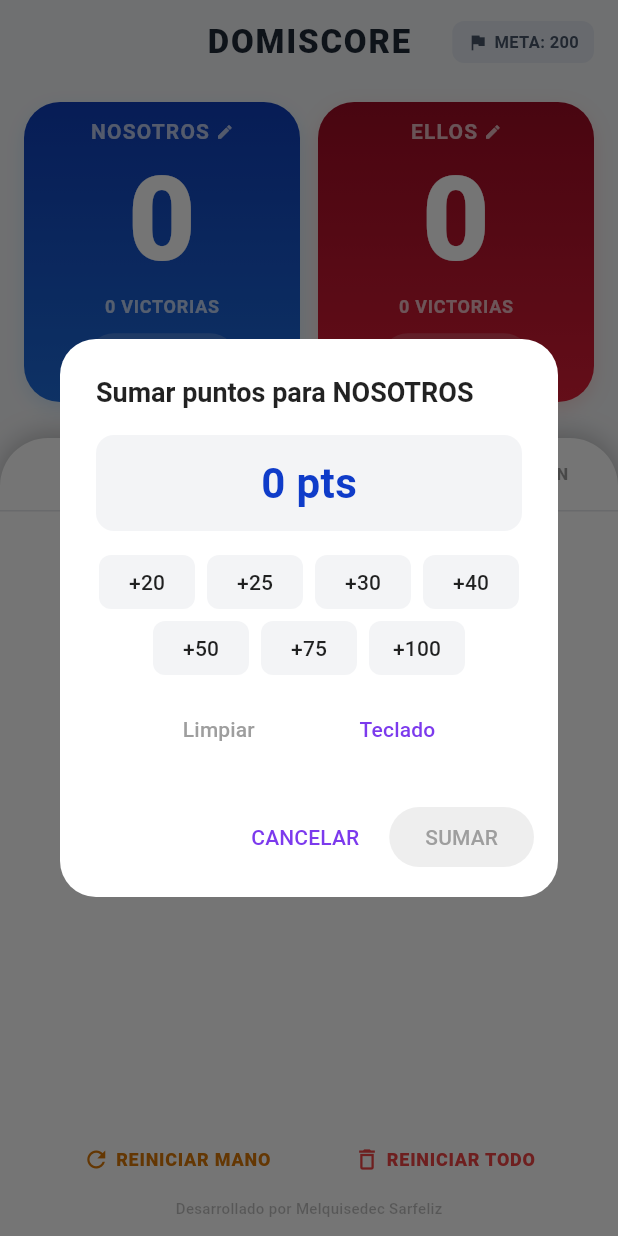
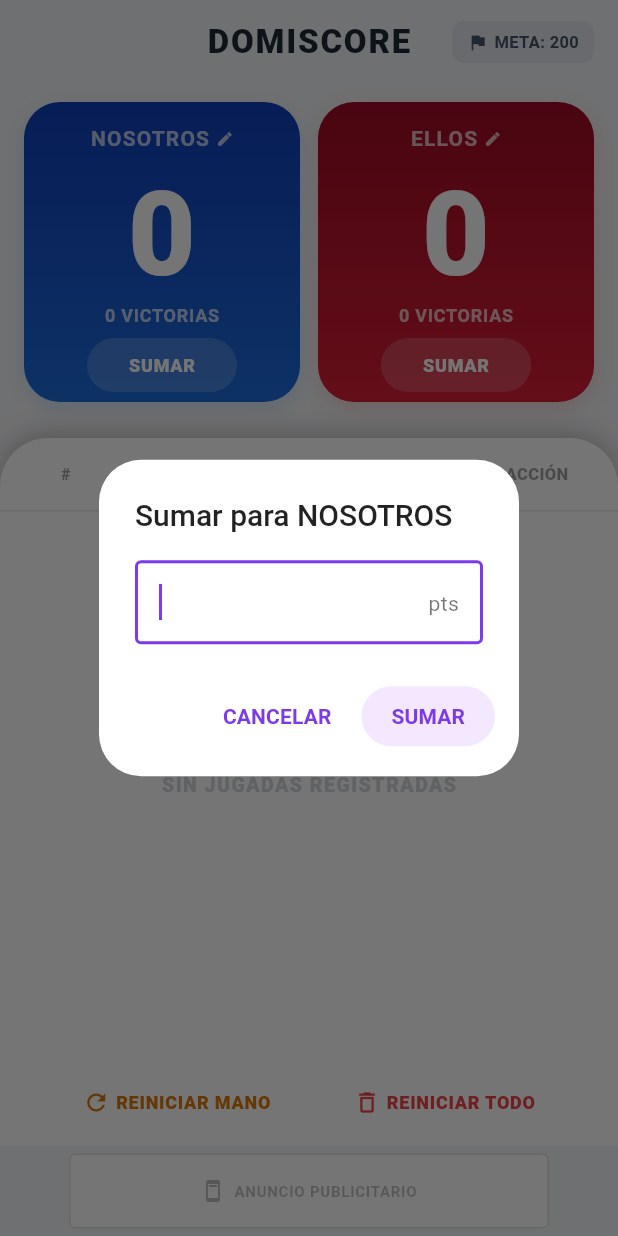
Before and after one commit to Phamton140/domiscore, a Flutter app: the screen it shows after launch, after a tap on "SUMAR", on a phone screen of 412 x 824 dp. Run offline on Flutter 3.47's test engine with Material 3 defaults, Android fonts, the phone set to English and light mode, and no system bars; our stand-ins replace shared_preferences.

Commit message:
Implement win dialog with trophy and gradient background, 3-sec vibration loop, outlined score entry dialog with auto-focus keyboard, expanded click areas, removed signature and relocated ad banner container

```diff
--- a/lib/main.dart
+++ b/lib/main.dart
@@ -158,15 +158,15 @@ class _ScoreScreenState extends State<ScoreScreen> {
     }
   }
 
-  // Vibration sequence for win
+  // Vibration sequence for win - approx 3 seconds
   Future<void> _triggerWinVibration() async {
-    for (int i = 0; i < 3; i++) {
+    for (int i = 0; i < 15; i++) {
       HapticFeedback.vibrate();
-      await Future.delayed(const Duration(milliseconds: 250));
+      await Future.delayed(const Duration(milliseconds: 200));
     }
   }
 
-  // Show winning dialog and add victory
+  // Show winning dialog and add victory (Matches user's screenshot)
   void _showWinDialog(String winnerTeam) {
     final isTeamA = winnerTeam == _teamAName;
 
@@ -181,40 +181,83 @@ class _ScoreScreenState extends State<ScoreScreen> {
 
     showDialog(
       context: context,
-      barrierDismissible: false,
+      barrierDismissible: true,
       builder: (context) {
-        return AlertDialog(
-          backgroundColor: Colors.white,
-          shape: RoundedRectangleBorder(borderRadius: BorderRadius.circular(24)),
-          title: const Row(
-            children: [
-              Icon(Icons.emoji_events, color: Colors.amber, size: 28),
-              SizedBox(width: 8),
-              Text(
-                '¡Partida Terminada!',
-                style: TextStyle(fontWeight: FontWeight.bold, color: Colors.black87),
+        return Dialog(
+          backgroundColor: Colors.transparent,
+          insetPadding: const EdgeInsets.symmetric(horizontal: 40),
+          child: GestureDetector(
+            onTap: () => Navigator.of(context).pop(),
+            child: Container(
+              padding: const EdgeInsets.symmetric(vertical: 40, horizontal: 24),
+              decoration: BoxDecoration(
+                gradient: const LinearGradient(
+                  begin: Alignment.topLeft,
+                  end: Alignment.bottomRight,
+                  colors: [
+                    Color(0xFF8B5CF6), // Purple
+                    Color(0xFFD946EF), // Magenta
+                    Color(0xFFEF4444), // Red
+                  ],
+                ),
+                borderRadius: BorderRadius.circular(28),
+                boxShadow: [
+                  BoxShadow(
+                    color: Colors.black.withOpacity(0.3),
+                    blurRadius: 20,
+                    offset: const Offset(0, 10),
                   ),
                 ],
               ),
-          content: Text(
-            'El equipo "$winnerTeam" ha alcanzado la meta de $_targetScore puntos y gana la partida.',
-            style: const TextStyle(fontSize: 16, color: Colors.black54),
+              child: Column(
+                mainAxisSize: MainAxisSize.min,
+                children: [
+                  const Icon(
+                    Icons.emoji_events,
+                    color: Color(0xFFFFD700), // Gold Trophy
+                    size: 80,
                   ),
-          actions: [
-            TextButton(
-              onPressed: () {
-                Navigator.of(context).pop();
-                _resetHandOnly();
-              },
-              child: const Text(
-                'Nueva Partida',
-                style: TextStyle(color: Color(0xFF7C3AED), fontWeight: FontWeight.bold),
+                  const SizedBox(height: 24),
+                  const Text(
+                    '¡FELICIDADES!',
+                    style: TextStyle(
+                      fontSize: 12,
+                      fontWeight: FontWeight.bold,
+                      color: Colors.white70,
+                      letterSpacing: 2.0,
+                    ),
+                  ),
+                  const SizedBox(height: 8),
+                  Text(
+                    winnerTeam.toUpperCase(),
+                    textAlign: TextAlign.center,
+                    style: const TextStyle(
+                      fontSize: 38,
+                      fontWeight: FontWeight.w900,
+                      color: Colors.white,
+                      letterSpacing: 1.2,
+                    ),
+                  ),
+                  const SizedBox(height: 16),
+                  const Text(
+                    'HA GANADO LA PARTIDA',
+                    style: TextStyle(
+                      fontSize: 13,
+                      fontWeight: FontWeight.bold,
+                      color: Colors.white,
+                      letterSpacing: 1.5,
                     ),
                   ),
                 ],
+              ),
+            ),
+          ),
         );
       },
-    );
+    ).then((_) {
+      // Clean hand automatically when dialog is closed/dismissed
+      _resetHandOnly();
+    });
   }
 
   // Reset current scores (keep wins)
@@ -527,98 +570,44 @@ class _ScoreScreenState extends State<ScoreScreen> {
     );
   }
 
-  // Custom dialogue to sum points (Clean layout with presets)
+  // Dialog to sum points - Matches exactly "Cambiar Meta" dialog structure
   void _showSumPointsDialog(bool isTeamA) {
     final teamName = isTeamA ? _teamAName : _teamBName;
-    int enteredPoints = 0;
+    final controller = TextEditingController();
 
     showDialog(
       context: context,
       builder: (context) {
-        return StatefulBuilder(
-          builder: (context, setModalState) {
         return AlertDialog(
           backgroundColor: Colors.white,
-              shape: RoundedRectangleBorder(borderRadius: BorderRadius.circular(24)),
+          shape: RoundedRectangleBorder(borderRadius: BorderRadius.circular(28)),
           title: Text(
-                'Sumar puntos para $teamName',
+            'Sumar para $teamName',
             style: const TextStyle(
-                  fontSize: 18,
-                  fontWeight: FontWeight.bold,
+              fontSize: 20,
+              fontWeight: FontWeight.w500,
               color: Colors.black87,
             ),
           ),
           content: Column(
             mainAxisSize: MainAxisSize.min,
             children: [
-                  // Points display
-                  Container(
-                    width: double.infinity,
-                    padding: const EdgeInsets.symmetric(vertical: 12),
-                    decoration: BoxDecoration(
-                      color: const Color(0xFFF3F4F6),
-                      borderRadius: BorderRadius.circular(12),
+              TextField(
+                controller: controller,
+                keyboardType: TextInputType.number,
+                autofocus: true,
+                inputFormatters: [FilteringTextInputFormatter.digitsOnly],
+                style: const TextStyle(fontSize: 16, color: Colors.black87),
+                decoration: const InputDecoration(
+                  suffixText: 'pts',
+                  suffixStyle: TextStyle(color: Colors.black54),
+                  focusedBorder: OutlineInputBorder(
+                    borderSide: BorderSide(color: Color(0xFF7C3AED), width: 2),
                   ),
-                    alignment: Alignment.center,
-                    child: Text(
-                      '$enteredPoints pts',
-                      style: TextStyle(
-                        fontSize: 28,
-                        fontWeight: FontWeight.bold,
-                        color: isTeamA ? const Color(0xFF0F3CC9) : const Color(0xFF9F1239),
+                  enabledBorder: OutlineInputBorder(
+                    borderSide: BorderSide(color: Colors.black26),
                   ),
                 ),
-                  ),
-                  const SizedBox(height: 16),
-                  // Preset buttons
-                  Wrap(
-                    spacing: 8,
-                    runSpacing: 8,
-                    alignment: WrapAlignment.center,
-                    children: [20, 25, 30, 40, 50, 75, 100].map((preset) {
-                      return SizedBox(
-                        height: 36,
-                        child: ElevatedButton(
-                          onPressed: () {
-                            setModalState(() {
-                              enteredPoints = preset;
-                            });
-                          },
-                          style: ElevatedButton.styleFrom(
-                            backgroundColor: const Color(0xFFF3F4F6),
-                            foregroundColor: Colors.black87,
-                            elevation: 0,
-                            padding: const EdgeInsets.symmetric(horizontal: 12),
-                            shape: RoundedRectangleBorder(
-                              borderRadius: BorderRadius.circular(8),
-                            ),
-                          ),
-                          child: Text('+$preset'),
-                        ),
-                      );
-                    }).toList(),
-                  ),
-                  const SizedBox(height: 12),
-                  // Action buttons
-                  Row(
-                    mainAxisAlignment: MainAxisAlignment.spaceEvenly,
-                    children: [
-                      TextButton(
-                        onPressed: () => setModalState(() => enteredPoints = 0),
-                        child: const Text('Limpiar', style: TextStyle(color: Colors.grey)),
-                      ),
-                      TextButton(
-                        onPressed: () async {
-                          final customVal = await _showCustomPointsKeyboard();
-                          if (customVal != null) {
-                            setModalState(() {
-                              enteredPoints = customVal;
-                            });
-                          }
-                        },
-                        child: const Text('Teclado', style: TextStyle(color: Color(0xFF7C3AED))),
-                      ),
-                    ],
               ),
             ],
           ),
@@ -626,66 +615,39 @@ class _ScoreScreenState extends State<ScoreScreen> {
           actions: [
             TextButton(
               onPressed: () => Navigator.of(context).pop(),
-                  child: const Text('CANCELAR', style: TextStyle(color: Color(0xFF7C3AED))),
+              child: const Text(
+                'CANCELAR',
+                style: TextStyle(
+                  color: Color(0xFF7C3AED),
+                  fontWeight: FontWeight.bold,
+                  fontSize: 14,
+                ),
+              ),
             ),
             ElevatedButton(
-                  onPressed: enteredPoints <= 0
-                      ? null
-                      : () {
-                          _addScore(enteredPoints, isTeamA);
+              onPressed: () {
+                final parsed = int.tryParse(controller.text);
+                if (parsed != null && parsed > 0) {
+                  _addScore(parsed, isTeamA);
+                }
                 Navigator.of(context).pop();
               },
               style: ElevatedButton.styleFrom(
-                    backgroundColor: isTeamA ? const Color(0xFF1E6CDB) : const Color(0xFFD61E3C),
-                    foregroundColor: Colors.white,
-                    disabledBackgroundColor: Colors.grey.shade200,
-                    disabledForegroundColor: Colors.grey,
+                backgroundColor: const Color(0xFFF3E8FF), // Light purple background
+                foregroundColor: const Color(0xFF7C3AED), // Dark purple text
                 elevation: 0,
                 shape: RoundedRectangleBorder(
                   borderRadius: BorderRadius.circular(100),
                 ),
+                padding: const EdgeInsets.symmetric(horizontal: 20, vertical: 10),
               ),
-                  child: const Text('SUMAR'),
-                ),
-              ],
-            );
-          },
-        );
-      },
-    );
-  }
-
-  // Keyboard pop-up for custom scores
-  Future<int?> _showCustomPointsKeyboard() async {
-    final controller = TextEditingController();
-    return showDialog<int>(
-      context: context,
-      builder: (context) {
-        return AlertDialog(
-          backgroundColor: Colors.white,
-          title: const Text('Puntos Personalizados'),
-          content: TextField(
-            controller: controller,
-            keyboardType: TextInputType.number,
-            autofocus: true,
-            inputFormatters: [FilteringTextInputFormatter.digitsOnly],
-            decoration: const InputDecoration(
-              focusedBorder: UnderlineInputBorder(
-                borderSide: BorderSide(color: Color(0xFF7C3AED)),
+              child: const Text(
+                'SUMAR',
+                style: TextStyle(
+                  fontWeight: FontWeight.bold,
+                  fontSize: 14,
                 ),
               ),
-          ),
-          actions: [
-            TextButton(
-              onPressed: () => Navigator.of(context).pop(null),
-              child: const Text('Cancelar', style: TextStyle(color: Colors.grey)),
-            ),
-            TextButton(
-              onPressed: () {
-                final val = int.tryParse(controller.text);
-                Navigator.of(context).pop(val);
-              },
-              child: const Text('Aceptar', style: TextStyle(color: Color(0xFF7C3AED))),
             ),
           ],
         );
@@ -711,7 +673,7 @@ class _ScoreScreenState extends State<ScoreScreen> {
         elevation: 0,
         scrolledUnderElevation: 0,
         actions: [
-          // Meta Button Pill (Matches Image 1)
+          // Meta Button Pill
           GestureDetector(
             onTap: _showEditTargetDialog,
             child: Container(
@@ -747,7 +709,7 @@ class _ScoreScreenState extends State<ScoreScreen> {
         child: Column(
           children: [
             const SizedBox(height: 12),
-            // Two Side-by-Side Gradient Cards (Matches Image 1)
+            // Two Side-by-Side Gradient Cards
             Padding(
               padding: const EdgeInsets.symmetric(horizontal: 16.0),
               child: Row(
@@ -774,10 +736,14 @@ class _ScoreScreenState extends State<ScoreScreen> {
                       child: Column(
                         mainAxisAlignment: MainAxisAlignment.spaceEvenly,
                         children: [
-                          // Team name with Pencil Edit Icon
+                          // Team name with Pencil Edit Icon (Enlarged hit target)
                           GestureDetector(
                             onTap: () => _showEditNameDialog(true),
+                            behavior: HitTestBehavior.opaque,
+                            child: Padding(
+                              padding: const EdgeInsets.symmetric(vertical: 8.0, horizontal: 16.0),
                               child: Row(
+                                mainAxisSize: MainAxisSize.min,
                                 mainAxisAlignment: MainAxisAlignment.center,
                                 children: [
                                   Text(
@@ -796,6 +762,7 @@ class _ScoreScreenState extends State<ScoreScreen> {
                                     size: 12,
                                   ),
                                 ],
+                              ),
                             ),
                           ),
                           // Huge Score
@@ -870,10 +837,14 @@ class _ScoreScreenState extends State<ScoreScreen> {
                       child: Column(
                         mainAxisAlignment: MainAxisAlignment.spaceEvenly,
                         children: [
-                          // Team name with Pencil Edit Icon
+                          // Team name with Pencil Edit Icon (Enlarged hit target)
                           GestureDetector(
                             onTap: () => _showEditNameDialog(false),
+                            behavior: HitTestBehavior.opaque,
+                            child: Padding(
+                              padding: const EdgeInsets.symmetric(vertical: 8.0, horizontal: 16.0),
                               child: Row(
+                                mainAxisSize: MainAxisSize.min,
                                 mainAxisAlignment: MainAxisAlignment.center,
                                 children: [
                                   Text(
@@ -892,6 +863,7 @@ class _ScoreScreenState extends State<ScoreScreen> {
                                     size: 12,
                                   ),
                                 ],
+                              ),
                             ),
                           ),
                           // Huge Score
@@ -947,7 +919,7 @@ class _ScoreScreenState extends State<ScoreScreen> {
               ),
             ),
             const SizedBox(height: 24),
-            // White History Card Panel (Matches Image 1 & 2)
+            // White History Card Panel
             Expanded(
               child: Container(
                 width: double.infinity,
@@ -1048,7 +1020,6 @@ class _ScoreScreenState extends State<ScoreScreen> {
                                       child: Stack(
                                         alignment: Alignment.center,
                                         children: [
-                                          // Row layout content
                                           Row(
                                             children: [
                                               // Index column
@@ -1096,7 +1067,7 @@ class _ScoreScreenState extends State<ScoreScreen> {
                                                   ),
                                                 ),
                                               ),
-                                              // Action button (Matches Image 2)
+                                              // Action button
                                               SizedBox(
                                                 width: 60,
                                                 child: IconButton(
@@ -1105,8 +1076,8 @@ class _ScoreScreenState extends State<ScoreScreen> {
                                                         ? Icons.settings_backup_restore
                                                         : Icons.delete_outline,
                                                     color: entry.isDeleted
-                                                        ? const Color(0xFF10B981) // Green restore icon
-                                                        : const Color(0xFFF59E0B), // Orange trash icon
+                                                        ? const Color(0xFF10B981) // Green restore
+                                                        : const Color(0xFFF59E0B), // Orange delete
                                                     size: 22,
                                                   ),
                                                   onPressed: () => _toggleDeleteEntry(index),
@@ -1114,7 +1085,7 @@ class _ScoreScreenState extends State<ScoreScreen> {
                                               ),
                                             ],
                                           ),
-                                          // Full-row cross out line (Matches Image 2)
+                                          // Full-row cross out line
                                           if (entry.isDeleted)
                                             Positioned(
                                               left: 45,
@@ -1140,7 +1111,7 @@ class _ScoreScreenState extends State<ScoreScreen> {
                     ),
                     // Bottom actions row (Matches Image 1)
                     Padding(
-                      padding: const EdgeInsets.symmetric(vertical: 16.0),
+                      padding: const EdgeInsets.symmetric(vertical: 20.0),
                       child: Row(
                         mainAxisAlignment: MainAxisAlignment.spaceEvenly,
                         children: [
@@ -1150,7 +1121,7 @@ class _ScoreScreenState extends State<ScoreScreen> {
                               children: [
                                 Icon(
                                   Icons.refresh,
-                                  color: Color(0xFFD97706), // Orange circular refresh
+                                  color: Color(0xFFD97706),
                                   size: 18,
                                 ),
                                 SizedBox(width: 4),
@@ -1172,7 +1143,7 @@ class _ScoreScreenState extends State<ScoreScreen> {
                               children: [
                                 Icon(
                                   Icons.delete_outline,
-                                  color: Color(0xFFEF4444), // Red delete icon
+                                  color: Color(0xFFEF4444),
                                   size: 18,
                                 ),
                                 SizedBox(width: 4),
@@ -1191,17 +1162,39 @@ class _ScoreScreenState extends State<ScoreScreen> {
                         ],
                       ),
                     ),
-                    // Developer footer
-                    const Text(
-                      'Desarrollado por Melquisedec Sarfeliz',
+                  ],
+                ),
+              ),
+            ),
+            // Dedicated AdMob Banner Space (Keeps the screen clean and standard sized)
+            Container(
+              width: double.infinity,
+              height: 60,
+              color: const Color(0xFFF3F4F6),
+              alignment: Alignment.center,
+              child: Container(
+                width: 320,
+                height: 50,
+                decoration: BoxDecoration(
+                  color: Colors.white,
+                  border: Border.all(color: Colors.black12),
+                  borderRadius: BorderRadius.circular(4),
+                ),
+                alignment: Alignment.center,
+                child: const Row(
+                  mainAxisAlignment: MainAxisAlignment.center,
+                  children: [
+                    Icon(Icons.ad_units, color: Colors.black26, size: 16),
+                    SizedBox(width: 6),
+                    Text(
+                      'ANUNCIO PUBLICITARIO',
                       style: TextStyle(
                         fontSize: 10,
-                        fontWeight: FontWeight.w500,
                         color: Colors.black26,
-                        letterSpacing: 0.2,
+                        fontWeight: FontWeight.bold,
+                        letterSpacing: 0.5,
                       ),
                     ),
-                    const SizedBox(height: 12),
                   ],
                 ),
               ),
```
Lines whose indentation alone changed are shown as unchanged.
